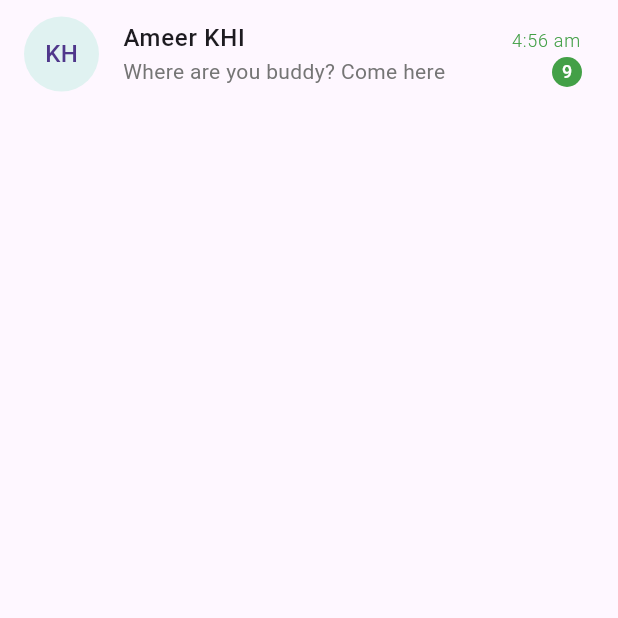
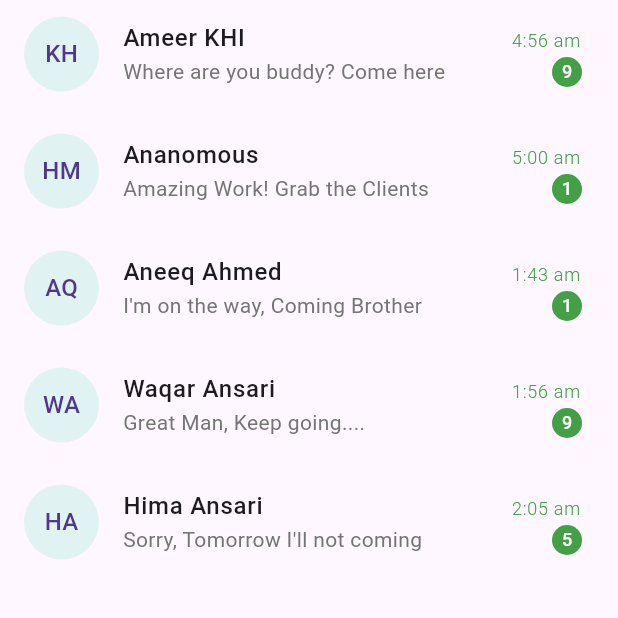
Before and after one commit to meetshaheer/Custom-Chat-Widget-With-Custom-Data, a Flutter app: the screen it shows after launch, on a phone screen of 412 x 824 dp, the top half of it. Run offline on Flutter 3.47's test engine with Material 3 defaults, Android fonts, the phone set to English and light mode, and no system bars.

Commit message:
Create different chat tiles with custom data putting using constructor

```diff
--- a/customdata/lib/chatscreen.dart
+++ b/customdata/lib/chatscreen.dart
@@ -16,6 +16,33 @@ class chatscreen extends StatelessWidget {
             message: "Where are you buddy? Come here",
             count: "9",
             time: "4:56 am",
+          ),
+          ChatTile(
+            avator: "HM",
+            message: "Amazing Work! Grab the Clients",
+            count: "1",
+            time: "5:00 am",
+          ),
+          ChatTile(
+            avator: "AQ",
+            title: "Aneeq Ahmed",
+            message: "I'm on the way, Coming Brother",
+            count: "1",
+            time: "1:43 am",
+          ),
+          ChatTile(
+            avator: "WA",
+            title: "Waqar Ansari",
+            message: "Great Man, Keep going....",
+            count: "9",
+            time: "1:56 am",
+          ),
+          ChatTile(
+            avator: "HA",
+            title: "Hima Ansari",
+            message: "Sorry, Tomorrow I'll not coming",
+            count: "5",
+            time: "2:05 am",
           )
         ],
       )),
--- a/customdata/lib/widgets/chattile.dart
+++ b/customdata/lib/widgets/chattile.dart
@@ -2,14 +2,14 @@ import 'package:flutter/material.dart';
 
 class ChatTile extends StatelessWidget {
   final String avator;
-  final String title;
+  final String? title;
   final String message;
   final String? time;
   final String count;
   const ChatTile(
       {super.key,
       required this.avator,
-      required this.title,
+      this.title,
       required this.message,
       this.time,
       required this.count});
@@ -28,7 +28,7 @@ class ChatTile extends StatelessWidget {
           ),
         ),
         title: Text(
-          title,
+          title ?? "Ananomous",
           style: const TextStyle(fontWeight: FontWeight.w500),
         ),
         subtitle: Text(
```
